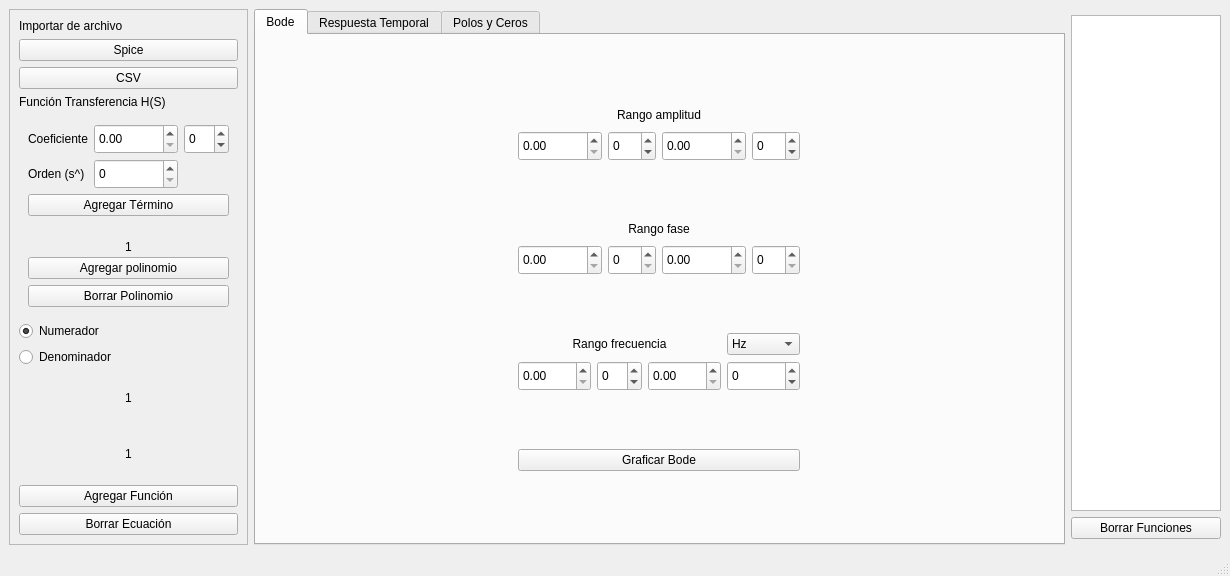
The window that designer/mainwindow.ui (BrunoDS01/TC_TP1_Grupo_6) describes before a commit, drawn with Qt 5.
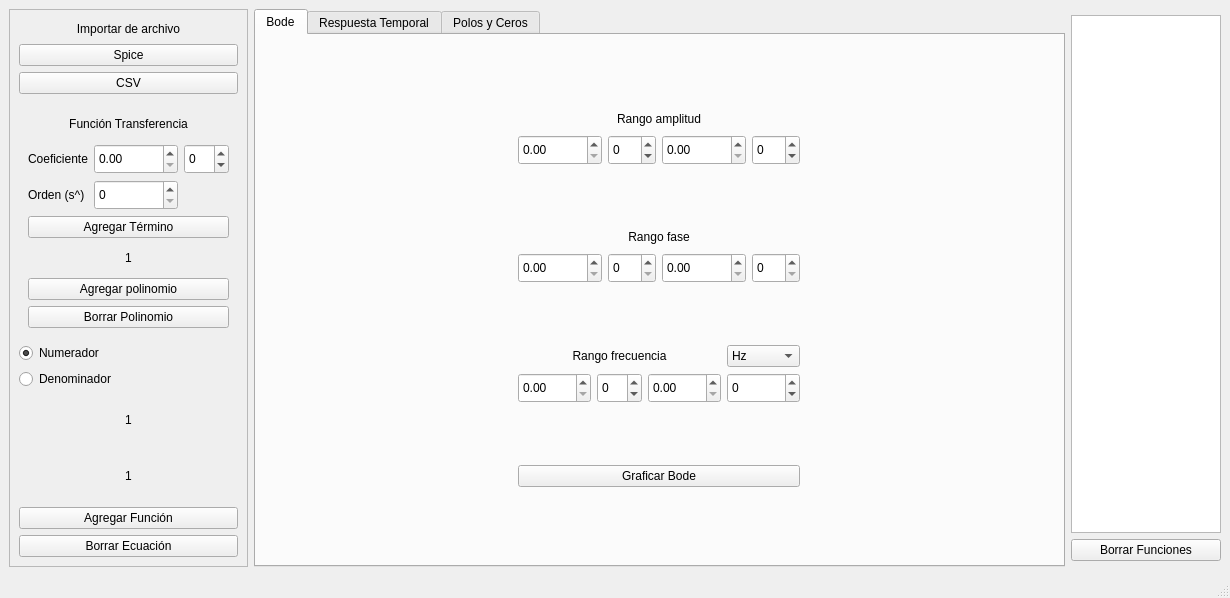
The same window after the commit.

What changed in the file:
```diff
--- a/designer/mainwindow.ui
+++ b/designer/mainwindow.ui
@@ -7,7 +7,7 @@
     <x>0</x>
     <y>0</y>
     <width>1230</width>
-    <height>576</height>
+    <height>598</height>
    </rect>
   </property>
   <property name="windowTitle">
@@ -428,23 +428,23 @@
          <property name="maximumSize">
           <size>
            <width>16777215</width>
-           <height>200</height>
+           <height>9999</height>
           </size>
          </property>
          <layout class="QGridLayout" name="gridLayout_7">
-          <item row="8" column="0" colspan="3">
+          <item row="11" column="0" colspan="3">
            <widget class="QPushButton" name="erasePolinomialButton">
             <property name="text">
              <string>Borrar Polinomio</string>
             </property>
            </widget>
           </item>
-          <item row="3" column="0" colspan="3">
+          <item row="6" column="0" colspan="3">
            <widget class="QLabel" name="currentPolLabel">
             <property name="minimumSize">
              <size>
               <width>0</width>
-              <height>50</height>
+              <height>25</height>
              </size>
             </property>
             <property name="text">
@@ -455,21 +455,28 @@
             </property>
            </widget>
           </item>
-          <item row="0" column="0">
+          <item row="3" column="0">
            <widget class="QLabel" name="label_4">
             <property name="text">
              <string>Coeficiente</string>
             </property>
            </widget>
           </item>
-          <item row="7" column="0" colspan="3">
+          <item row="5" column="0" colspan="3">
+           <widget class="QPushButton" name="addTermButton">
+            <property name="text">
+             <string>Agregar Término</string>
+            </property>
+           </widget>
+          </item>
+          <item row="10" column="0" colspan="3">
            <widget class="QPushButton" name="addPolinomialButton">
             <property name="text">
              <string>Agregar polinomio</string>
             </property>
            </widget>
           </item>
-          <item row="1" column="1">
+          <item row="4" column="1">
            <widget class="QSpinBox" name="ordenSpinbox">
             <property name="minimumSize">
              <size>
@@ -488,14 +495,14 @@
             </property>
            </widget>
           </item>
-          <item row="1" column="0">
+          <item row="4" column="0">
            <widget class="QLabel" name="label_3">
             <property name="text">
              <string>Orden (s^)</string>
             </property>
            </widget>
           </item>
-          <item row="0" column="2">
+          <item row="3" column="2">
            <widget class="QSpinBox" name="coefMultiplier">
             <property name="minimumSize">
              <size>
@@ -520,7 +527,7 @@
             </property>
            </widget>
           </item>
-          <item row="0" column="1">
+          <item row="3" column="1">
            <widget class="QDoubleSpinBox" name="coefDoubleBox">
             <property name="minimumSize">
              <size>
@@ -540,28 +547,33 @@
            </widget>
           </item>
           <item row="2" column="0" colspan="3">
-           <widget class="QPushButton" name="addTermButton">
+           <widget class="QLabel" name="label">
+            <property name="minimumSize">
+             <size>
+              <width>0</width>
+              <height>0</height>
+             </size>
+            </property>
+            <property name="maximumSize">
+             <size>
+              <width>16777215</width>
+              <height>16777215</height>
+             </size>
+            </property>
+            <property name="styleSheet">
+             <string notr="true">font: 75 15pt &quot;MS Sans Serif&quot;;</string>
+            </property>
             <property name="text">
-             <string>Agregar Término</string>
+             <string>Función Transferencia</string>
+            </property>
+            <property name="alignment">
+             <set>Qt::AlignCenter</set>
             </property>
            </widget>
           </item>
          </layout>
         </widget>
        </item>
-       <item row="1" column="1">
-        <widget class="QLabel" name="label">
-         <property name="maximumSize">
-          <size>
-           <width>150</width>
-           <height>16777215</height>
-          </size>
-         </property>
-         <property name="text">
-          <string>Función Transferencia H(S)</string>
-         </property>
-        </widget>
-       </item>
        <item row="6" column="1">
         <layout class="QVBoxLayout" name="verticalLayout_2">
          <item>
@@ -649,9 +661,15 @@
              <height>50</height>
             </size>
            </property>
+           <property name="styleSheet">
+            <string notr="true">font: 75 15pt &quot;MS Sans Serif&quot;;</string>
+           </property>
            <property name="text">
             <string>Importar de archivo</string>
            </property>
+           <property name="alignment">
+            <set>Qt::AlignCenter</set>
+           </property>
           </widget>
          </item>
          <item>
```
